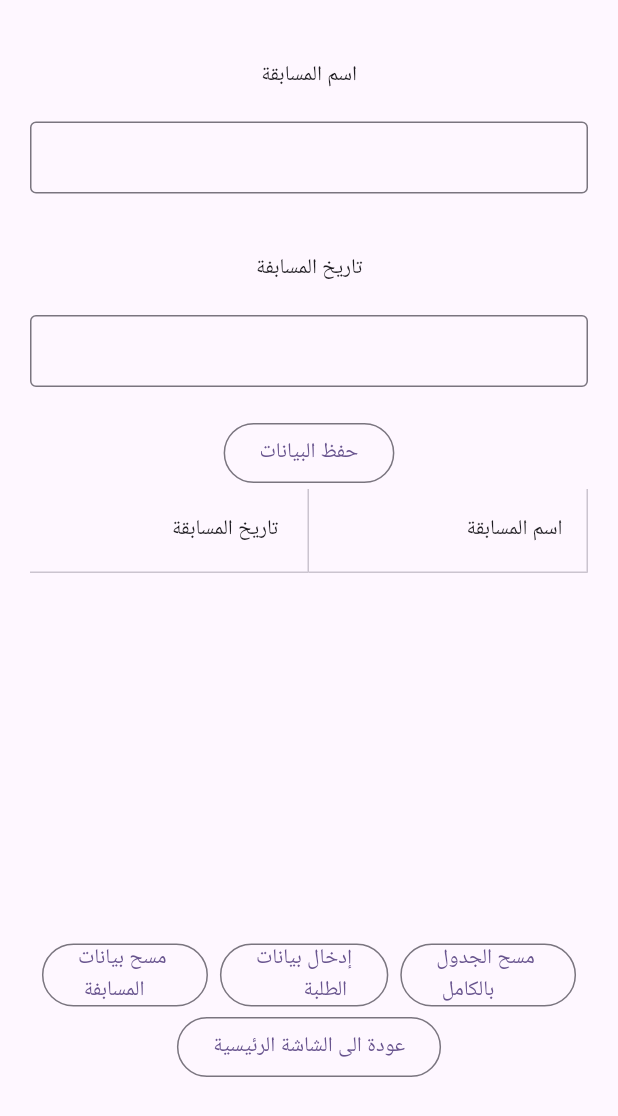
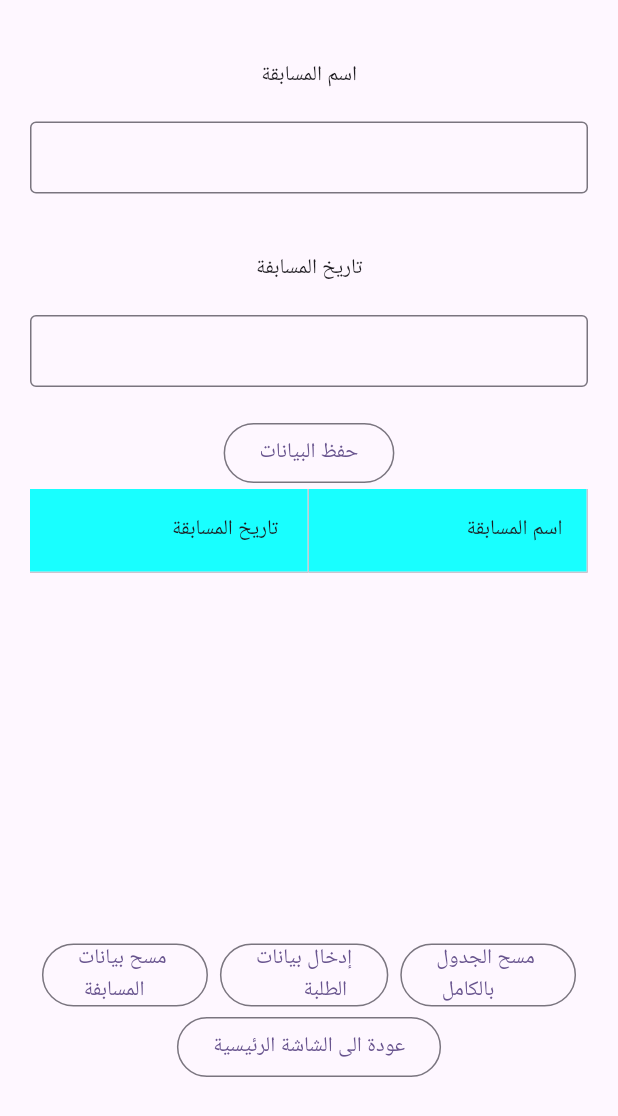
Before and after one commit to mhussin2008/quran_test, a Flutter app: the challengeEntryScreen screen opened directly, on a phone screen of 412 x 824 dp. Shown: the top 1116 px of the screen. Run offline on Flutter 3.47's test engine with Material 2 defaults, Android fonts, the phone set to English and light mode, and no system bars; drawn by our look-alikes of syncfusion_flutter_datagrid; our stand-ins replace fluttertoast, sqflite; accounts and stored records are empty.

Commit message:
clear sfgrid

```diff
--- a/lib/Data/QaryDataSource.dart
+++ b/lib/Data/QaryDataSource.dart
@@ -30,7 +30,7 @@ class QaryDataSource extends DataGridSource {
        return DataGridRowAdapter(
         cells: row.getCells().map<Widget>((dataGridCell) {
           return Container(
-
+            color: Colors.lightBlue,
             padding: const EdgeInsets.all(16.0),
             child: Text(
                 textAlign: TextAlign.right,
--- a/lib/Data/TestDataSource.dart
+++ b/lib/Data/TestDataSource.dart
@@ -7,6 +7,7 @@ class TestDataSource extends DataGridSource {
     _testList = testList
         .map<DataGridRow>((e) => DataGridRow(cells: [
       DataGridCell<String>(
+
           columnName: 'name', value: e.testName
       ),
       DataGridCell<String>(
@@ -26,9 +27,10 @@ class TestDataSource extends DataGridSource {
   @override
   DataGridRowAdapter? buildRow(DataGridRow row) {
        return DataGridRowAdapter(
+         //color: Colors.lime,
         cells: row.getCells().map<Widget>((dataGridCell) {
           return Container(
-
+            //color: Colors.white,
             padding: const EdgeInsets.all(16.0),
             child: Text(
                 textAlign: TextAlign.right,
--- a/lib/Screens/ChallengeEntryScreen.dart
+++ b/lib/Screens/ChallengeEntryScreen.dart
@@ -156,7 +156,7 @@ class _challengeEntryScreenState extends State<challengeEntryScreen> {
 
                       columnName: 'name',
                       label: Container(
-
+                            color: Colors.cyanAccent,
                           padding: EdgeInsets.all(16.0),
                           alignment: Alignment.centerRight,
                           child: Text(
@@ -166,6 +166,7 @@ class _challengeEntryScreenState extends State<challengeEntryScreen> {
                   GridColumn(
                       columnName: 'age',
                       label: Container(
+                          color: Colors.cyanAccent,
                           padding: EdgeInsets.all(16.0),
                           alignment: Alignment.centerRight,
                           child: Text('تاريخ المسابقة ')))
```
